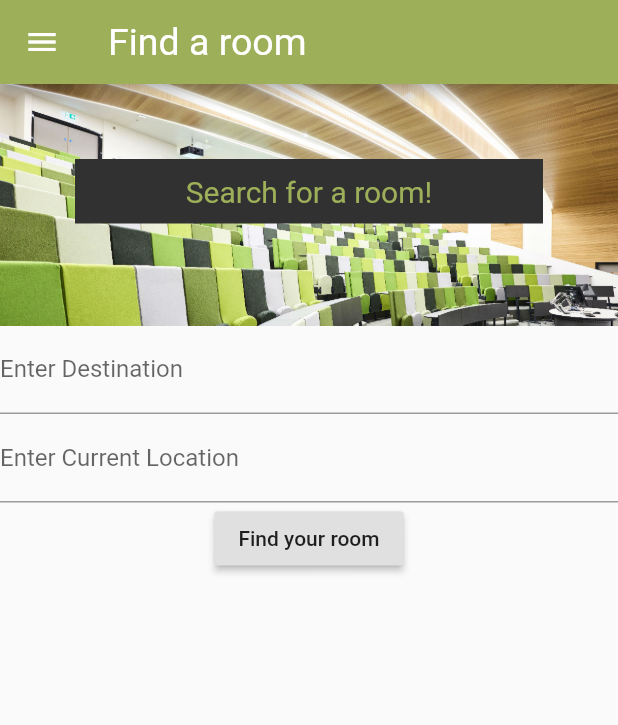
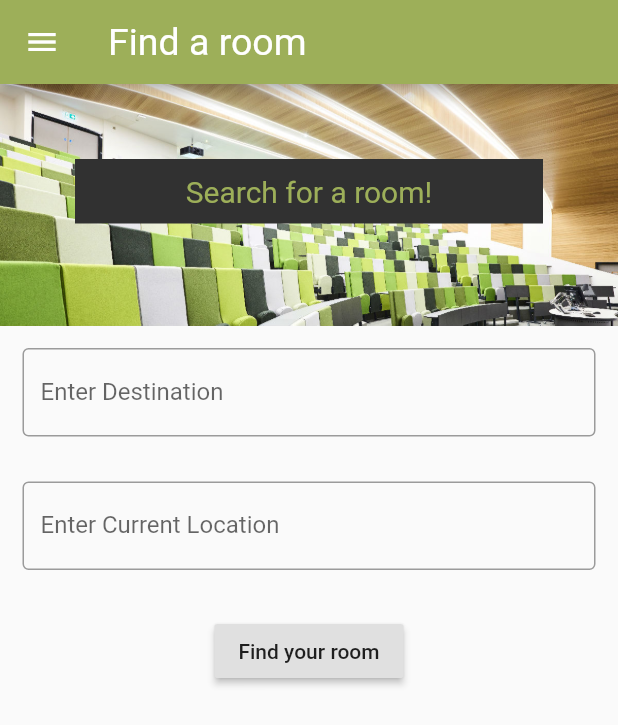
Before and after one commit to alwian/USB-Tour-App, a Flutter app: the screen it shows after launch, on a phone screen of 412 x 824 dp. Shown: the top 725 px of the screen. Run offline on Flutter 3.47's test engine with Material 2 defaults, Android fonts, the phone set to English and light mode, and no system bars; our stand-ins replace flutter_typeahead.

```diff
--- a/lib/fragments/find_a_room_fragment.dart
+++ b/lib/fragments/find_a_room_fragment.dart
@@ -1,5 +1,6 @@
 import 'package:flutter/material.dart';
 import 'package:csc2022_app/pages/search_results_page.dart';
+import 'package:flutter_typeahead/flutter_typeahead.dart';
 
 class FindARoomFragment extends StatelessWidget {
 
@@ -38,19 +39,31 @@ class FindARoomFragment extends StatelessWidget {
                 //@todo Hard code suggestion dropdowns
                 //@todo add new search page
 
-                TextFormField(
+                Padding(
+                  padding: EdgeInsets.all(15.0),
+                  child: TextFormField(
                     autofocus: false,
                     decoration: InputDecoration(
+                        border: OutlineInputBorder(),
                         labelText: 'Enter Destination'
                     ),
                   ),
-                TextFormField(
+                ),
+
+                Padding(
+                  padding: EdgeInsets.all(15.0),
+                  child: TextFormField(
                     autofocus: false,
                     decoration: InputDecoration(
+                        border: OutlineInputBorder(),
                         labelText: 'Enter Current Location'
                     ),
                   ),
-                RaisedButton(
+                ),
+
+                Padding(
+                    padding: EdgeInsets.all(15.0),
+                    child: RaisedButton(
                         child: new Text('Find your room'),
                         onPressed: () {
                           Navigator.push(
@@ -58,6 +71,7 @@ class FindARoomFragment extends StatelessWidget {
                             MaterialPageRoute(builder: (context) => SearchResultsPage()),
                           );
                         }
+                    ),
                 ),
               ],
             ),
--- a/pubspec.yaml
+++ b/pubspec.yaml
@@ -17,6 +17,10 @@ environment:
   sdk: ">=2.1.0 <3.0.0"
 
 dependencies:
+  #flutter_typeahead textField dropdown autocomplete package
+  #https://pub.dartlang.org/packages/flutter_typeahead#-installing-tab-
+  flutter_typeahead: ^1.4.0
+
   flutter:
     sdk: flutter
 
```
Lines whose indentation alone changed are shown as unchanged.
